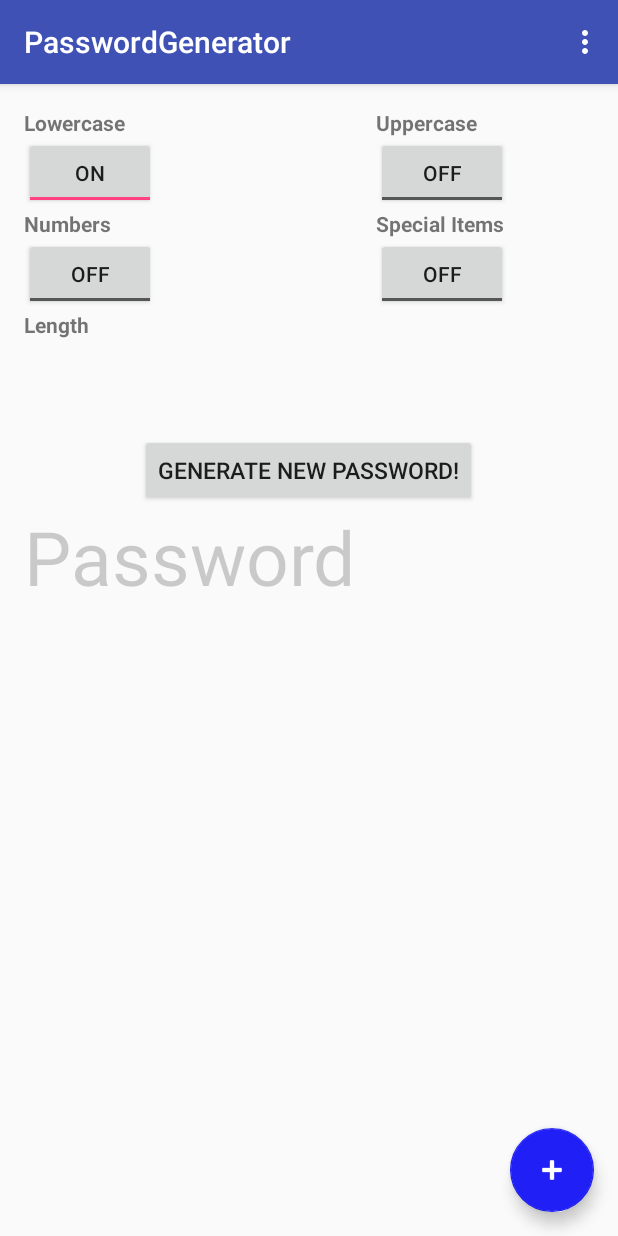
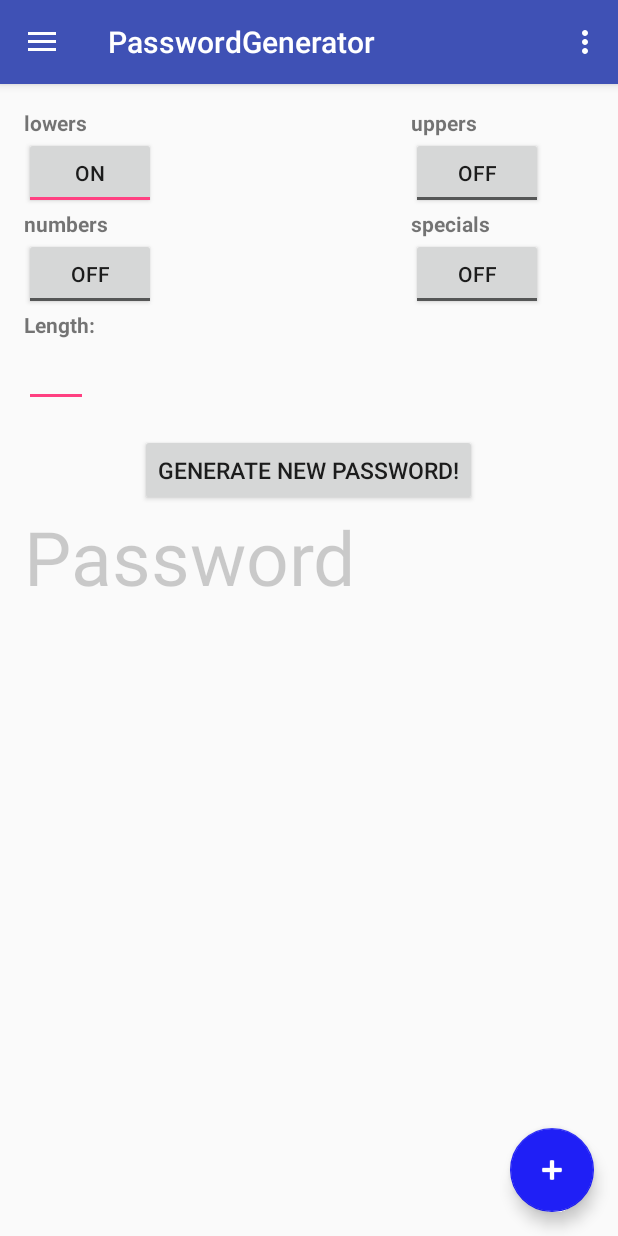
Before and after one commit to ZenOokami/Android-PasswordGenerator, an Android app: the screen it shows after launch (PasswordGeneratorActivity), on a phone screen of 412 x 824 dp. Run offline under Robolectric (Android 15) with nearby library versions, the phone set to English and light mode, and no system bars.

Commit message:
Design update; Functionality Update:
[activity_password_generator.xml]
*Action Bar now includes Hamburger menu that activated navigation panel
*Sliding in from the left now open the navigation panel
*Rearranged template settings and code structure to fix bugs (bugs that won't be logged as I fixed it before pushing)
*Listeners and postCreate functions have been added
*Number input field created (will probably be deprecated once I find out how to pull the value from number selector)

todo:
*Add about activity
*Add help activity
*add button functionality (will tackle this monday)

```diff
--- a/PasswordGenerator/app/src/main/java/org/essenceofzen/passwordgenerator/PasswordGeneratorActivity.java
+++ b/PasswordGenerator/app/src/main/java/org/essenceofzen/passwordgenerator/PasswordGeneratorActivity.java
@@ -3,6 +3,8 @@ package org.essenceofzen.passwordgenerator;
 import android.os.Bundle;
 import android.support.design.widget.FloatingActionButton;
 import android.support.design.widget.Snackbar;
+import android.support.v4.widget.DrawerLayout;
+import android.support.v7.app.ActionBarDrawerToggle;
 import android.support.v7.app.AppCompatActivity;
 import android.support.v7.widget.Toolbar;
 import android.view.View;
@@ -11,6 +13,9 @@ import android.view.MenuItem;
 
 public class PasswordGeneratorActivity extends AppCompatActivity {
 
+    DrawerLayout navigationDrawerLayout; //    For the hamburger menu icon
+    ActionBarDrawerToggle actionBarDrawerToggle;
+
     @Override
     protected void onCreate(Bundle savedInstanceState) {
         super.onCreate(savedInstanceState);
@@ -18,14 +23,33 @@ public class PasswordGeneratorActivity extends AppCompatActivity {
         Toolbar toolbar = (Toolbar) findViewById(R.id.toolbar);
         setSupportActionBar(toolbar);
 
-        FloatingActionButton fab = (FloatingActionButton) findViewById(R.id.fab);
+        FloatingActionButton fab = (FloatingActionButton) findViewById(R.id.fabMainAction);
         fab.setOnClickListener(new View.OnClickListener() {
             @Override
             public void onClick(View view) {
-                Snackbar.make(view, "Replace with your own action", Snackbar.LENGTH_LONG)
+                Snackbar.make(view, "Clearing Field Complete.", Snackbar.LENGTH_LONG)
                         .setAction("Action", null).show();
             }
         });
+
+        //For the Navigation drawer ~~~~~~
+        navigationDrawerLayout = (DrawerLayout)findViewById(R.id.navigation_drawer_layout);
+
+        actionBarDrawerToggle = new ActionBarDrawerToggle(this, navigationDrawerLayout, toolbar,
+                R.string.drawer_open, R.string.drawer_close);
+
+        //todo: Try and and get the animated "DrawerArrowDrawableToggle" working and replace "actionBarDrawerToggle"
+
+        navigationDrawerLayout.setDrawerListener(actionBarDrawerToggle);
+
+    }
+
+    // Also for hamburger icon
+    @Override
+    protected void onPostCreate(Bundle savedInstanceState) {
+        super.onPostCreate(savedInstanceState);
+
+        actionBarDrawerToggle.syncState();
     }
 
     @Override
--- a/PasswordGenerator/app/src/main/res/layout/activity_password_generator.xml
+++ b/PasswordGenerator/app/src/main/res/layout/activity_password_generator.xml
@@ -1,5 +1,32 @@
 <?xml version="1.0" encoding="utf-8"?>
-<android.support.design.widget.CoordinatorLayout xmlns:android="http://schemas.android.com/apk/res/android"
+<android.support.v4.widget.DrawerLayout
+    xmlns:android="http://schemas.android.com/apk/res/android"
+    xmlns:tools="http://schemas.android.com/tools"
+    android:id="@+id/navigation_drawer_layout"
+    android:layout_width="match_parent"
+    android:layout_height="match_parent"
+
+    >
+
+    <FrameLayout
+        android:id="@+id/navigation_content_frame"
+        android:layout_width="match_parent"
+        android:layout_height="match_parent"
+
+        />
+
+    <ListView
+        android:id="@+id/left_drawer"
+        android:layout_width="240dp"
+        android:layout_height="match_parent"
+        android:layout_gravity="start"
+        android:choiceMode="singleChoice"
+        android:divider="@android:color/transparent"
+        android:dividerHeight="0dp"
+        android:background="#dcdcdc"
+        />
+
+    <android.support.design.widget.CoordinatorLayout xmlns:android="http://schemas.android.com/apk/res/android"
     xmlns:app="http://schemas.android.com/apk/res-auto"
     xmlns:tools="http://schemas.android.com/tools"
     android:layout_width="match_parent"
@@ -24,7 +51,7 @@
     <include layout="@layout/content_password_generator" />
 
     <android.support.design.widget.FloatingActionButton
-        android:id="@+id/fab"
+        android:id="@+id/fabMainAction"
         android:layout_width="wrap_content"
         android:layout_height="wrap_content"
         android:layout_gravity="bottom|end"
@@ -34,4 +61,8 @@
         app:backgroundTint="#1f1ff6"
         />
 
+
+
 </android.support.design.widget.CoordinatorLayout>
+
+</android.support.v4.widget.DrawerLayout>
--- a/PasswordGenerator/app/src/main/res/layout/content_password_generator.xml
+++ b/PasswordGenerator/app/src/main/res/layout/content_password_generator.xml
@@ -17,7 +17,7 @@
         android:layout_width="wrap_content"
         android:layout_height="wrap_content"
         android:layout_alignParentLeft="true"
-        android:text="@string/lowers"
+        android:text="lowers"
         android:id="@+id/lowercase"
         android:textStyle="bold"
         />
@@ -39,7 +39,7 @@
     <TextView
         android:layout_width="wrap_content"
         android:layout_height="wrap_content"
-        android:text="@string/uppers"
+        android:text="uppers"
         android:id="@+id/uppercase"
         android:textStyle="bold"
         android:layout_alignParentTop="true"
@@ -58,7 +58,7 @@
     <TextView
         android:layout_width="wrap_content"
         android:layout_height="wrap_content"
-        android:text="@string/numbers"
+        android:text="numbers"
         android:layout_below="@id/lowercase_toggleButton"
         android:id="@+id/numbers"
         android:textStyle="bold"
@@ -76,7 +76,7 @@
         android:layout_width="wrap_content"
         android:layout_height="wrap_content"
         android:id="@+id/specials"
-        android:text="@string/specials"
+        android:text="specials"
         android:textStyle="bold"
         android:layout_below="@+id/uppercase_toggleButton"
         android:layout_alignLeft="@id/uppercase"
@@ -95,10 +95,22 @@
         android:layout_width="wrap_content"
         android:layout_height="wrap_content"
         android:id="@+id/length"
-        android:text="Length"
+        android:text="Length:"
         android:textStyle="bold"
         android:layout_below="@id/numbers_toggleButton"
         />
+
+    <EditText
+        android:id="@+id/length_input"
+        android:layout_width="wrap_content"
+        android:layout_height="wrap_content"
+        android:layout_below="@+id/length"
+        android:inputType="number"
+        android:ems="2"
+        android:maxEms="2"
+        />
+
+
 
     <!-- Generated Password -->
     <Button
--- a/PasswordGenerator/app/src/main/res/values/strings.xml
+++ b/PasswordGenerator/app/src/main/res/values/strings.xml
@@ -6,4 +6,6 @@
     <string name="lowers">Lowercase</string>
     <string name="uppers">Uppercase</string>
     <string name="specials">Special Items</string>
+    <string name="drawer_open">Drawer Open</string>
+    <string name="drawer_close">Drawer Close</string>
 </resources>
```
Also changed, not shown: PasswordGenerator/app/src/main/res/layout/navigation_password_generator.xml (added, +43 -0 lines).
